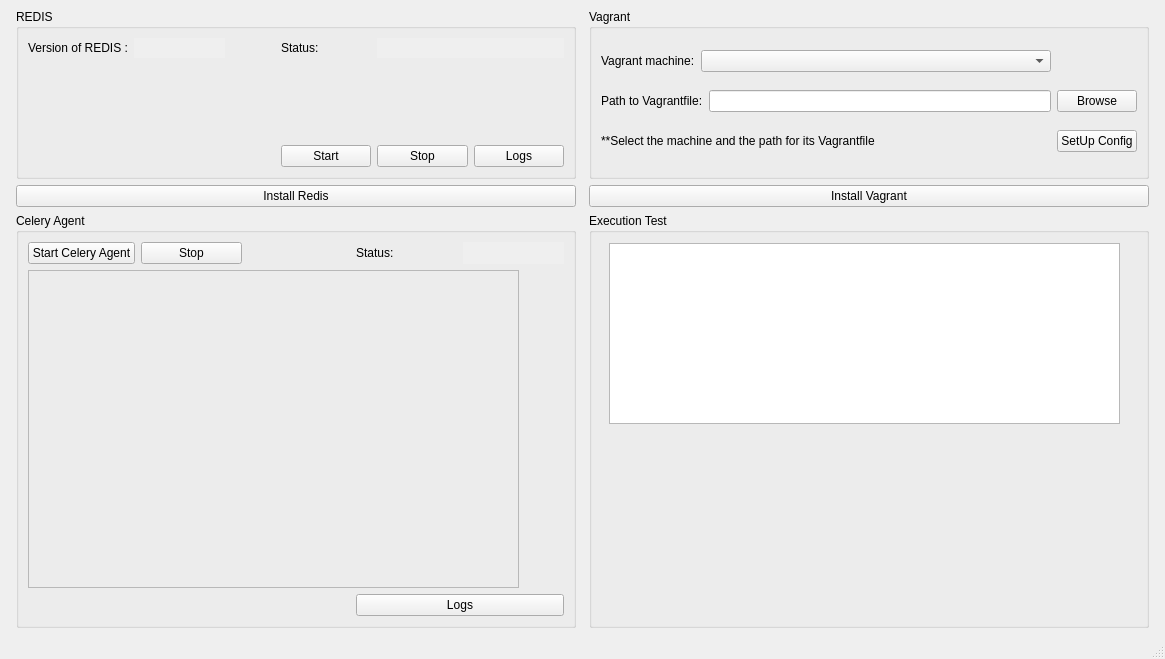
Before: the Qt Designer form gui/main_gui.ui in MCYP-UniversidadReyJuanCarlos/19-20_ramapi, drawn with Qt 5.
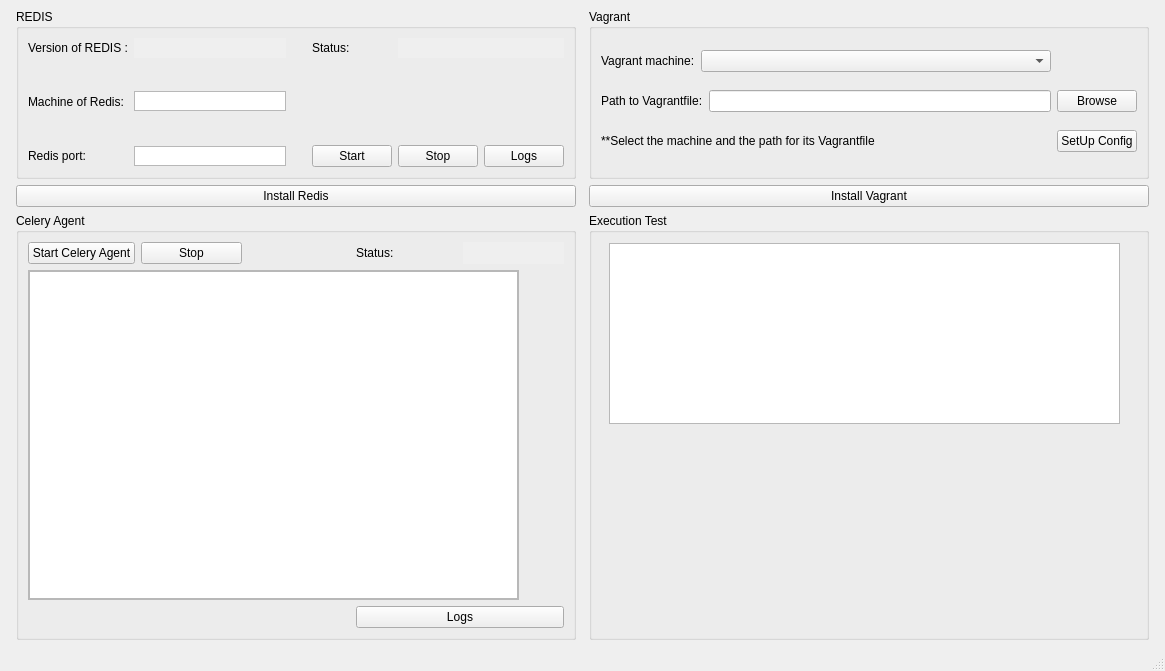
After: the same form once the commit is applied.

The edit to the form file:
```diff
--- a/gui/main_gui.ui
+++ b/gui/main_gui.ui
@@ -7,7 +7,7 @@
     <x>0</x>
     <y>0</y>
     <width>1165</width>
-    <height>655</height>
+    <height>671</height>
    </rect>
   </property>
   <property name="windowTitle">
@@ -141,6 +141,49 @@
        <string>REDIS</string>
       </property>
       <layout class="QGridLayout" name="gridLayout_2">
+       <item row="3" column="7">
+        <widget class="QPushButton" name="log_redis_button">
+         <property name="text">
+          <string>Logs</string>
+         </property>
+        </widget>
+       </item>
+       <item row="0" column="5">
+        <widget class="QLabel" name="status_redis_title">
+         <property name="text">
+          <string>Status:</string>
+         </property>
+        </widget>
+       </item>
+       <item row="0" column="6" colspan="2">
+        <widget class="QLabel" name="status_redis">
+         <property name="autoFillBackground">
+          <bool>true</bool>
+         </property>
+         <property name="text">
+          <string/>
+         </property>
+         <property name="alignment">
+          <set>Qt::AlignCenter</set>
+         </property>
+        </widget>
+       </item>
+       <item row="0" column="4">
+        <spacer name="horizontalSpacer">
+         <property name="orientation">
+          <enum>Qt::Horizontal</enum>
+         </property>
+         <property name="sizeType">
+          <enum>QSizePolicy::Preferred</enum>
+         </property>
+         <property name="sizeHint" stdset="0">
+          <size>
+           <width>30</width>
+           <height>20</height>
+          </size>
+         </property>
+        </spacer>
+       </item>
        <item row="0" column="1">
         <widget class="QLabel" name="version_of_redis_label">
          <property name="autoFillBackground">
@@ -211,17 +254,46 @@
          </property>
         </widget>
        </item>
-       <item row="3" column="7">
-        <widget class="QPushButton" name="log_redis_button">
+       <item row="1" column="0">
+        <widget class="QLabel" name="redis_machine_lable">
          <property name="text">
-          <string>Logs</string>
+          <string>Machine of Redis:</string>
          </property>
         </widget>
        </item>
-       <item row="0" column="5">
-        <widget class="QLabel" name="status_redis_title">
+       <item row="3" column="0">
+        <widget class="QLabel" name="redis_port_label">
          <property name="text">
-          <string>Status:</string>
+          <string>Redis port:</string>
+         </property>
+        </widget>
+       </item>
+       <item row="3" column="1">
+        <widget class="QTextEdit" name="redis_port">
+         <property name="maximumSize">
+          <size>
+           <width>16777215</width>
+           <height>20</height>
+          </size>
+         </property>
+         <property name="verticalScrollBarPolicy">
+          <enum>Qt::ScrollBarAlwaysOff</enum>
+         </property>
+         <property name="acceptRichText">
+          <bool>false</bool>
+         </property>
+        </widget>
+       </item>
+       <item row="1" column="1">
+        <widget class="QTextEdit" name="redis_machine">
+         <property name="maximumSize">
+          <size>
+           <width>16777215</width>
+           <height>20</height>
+          </size>
+         </property>
+         <property name="verticalScrollBarPolicy">
+          <enum>Qt::ScrollBarAlwaysOff</enum>
          </property>
         </widget>
        </item>
@@ -265,6 +337,9 @@
        </item>
        <item row="1" column="0" colspan="5">
         <widget class="QFrame" name="celery_log">
+         <property name="enabled">
+          <bool>true</bool>
+         </property>
          <property name="sizePolicy">
           <sizepolicy hsizetype="Fixed" vsizetype="Expanding">
            <horstretch>0</horstretch>
@@ -283,6 +358,23 @@
          <property name="frameShadow">
           <enum>QFrame::Raised</enum>
          </property>
+         <layout class="QGridLayout" name="gridLayout_5">
+          <property name="leftMargin">
+           <number>0</number>
+          </property>
+          <property name="topMargin">
+           <number>0</number>
+          </property>
+          <property name="rightMargin">
+           <number>0</number>
+          </property>
+          <property name="bottomMargin">
+           <number>0</number>
+          </property>
+          <item row="0" column="0">
+           <widget class="QPlainTextEdit" name="plainTextEdit_celery_log"/>
+          </item>
+         </layout>
         </widget>
        </item>
        <item row="0" column="3">
```
Left out of the diff: 112 changed lines with no effect on the pictures.
